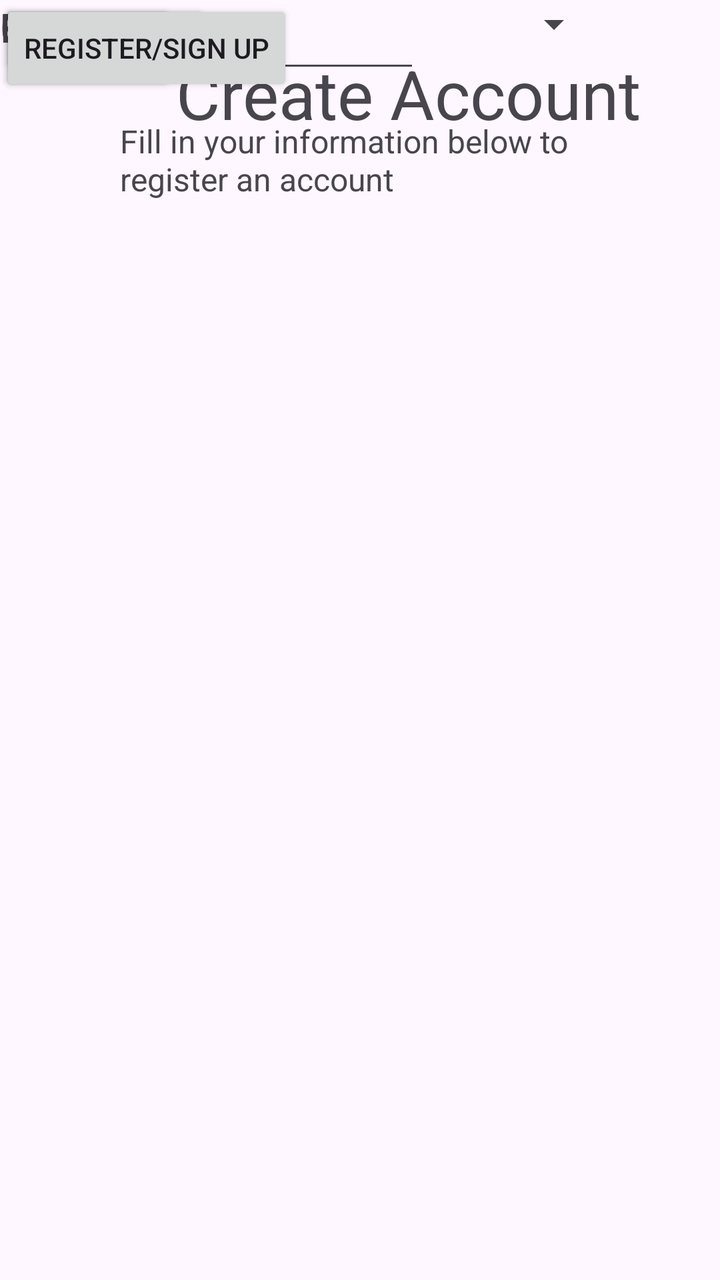
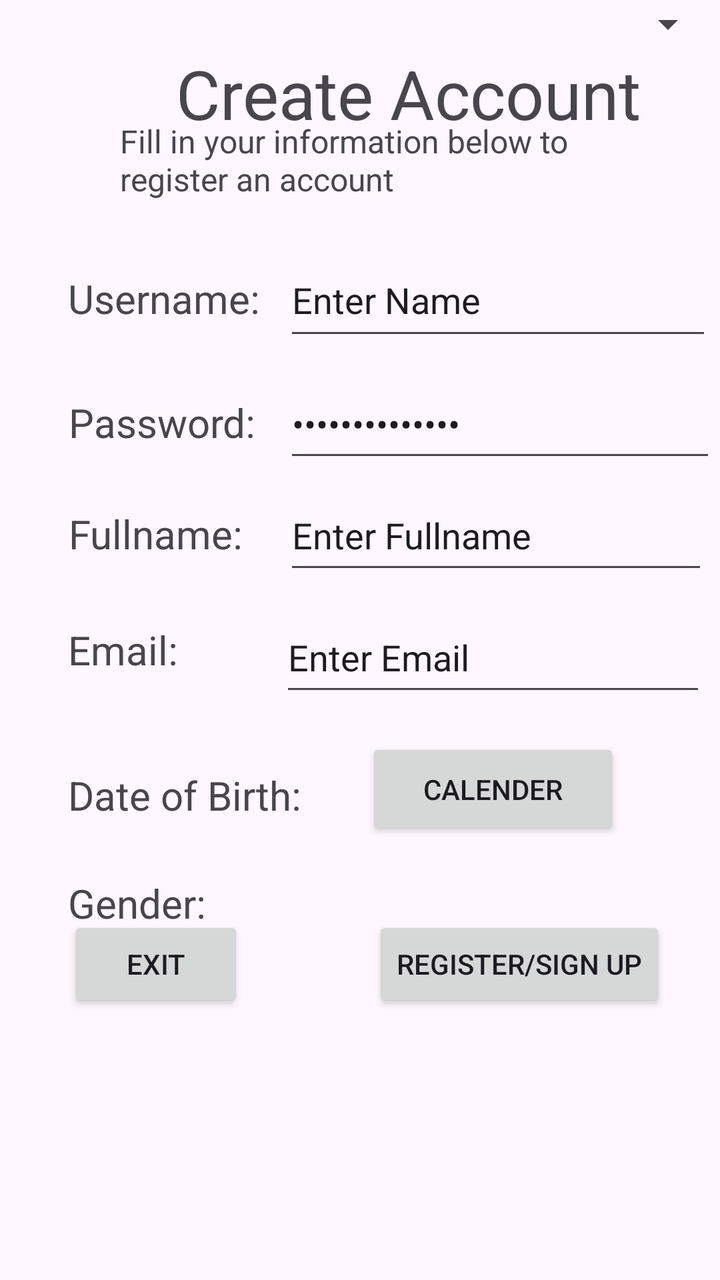

The first picture is an Android layout as it rendered before a commit; the second is the same layout after the commit. The layout source and the unified diff follow.
<!-- AndroidManifest.xml: application theme Theme.API_Integration_V5 -->
<!-- res/layout/fragment_register.xml -->
<?xml version="1.0" encoding="utf-8"?>
<androidx.constraintlayout.widget.ConstraintLayout xmlns:android="http://schemas.android.com/apk/res/android"
    xmlns:app="http://schemas.android.com/apk/res-auto"
    xmlns:tools="http://schemas.android.com/tools"
    android:id="@+id/frameLayout"
    android:layout_width="match_parent"
    android:layout_height="match_parent"
    tools:context=".RegisterFragment">

    <TextView
        android:id="@+id/genderLabel"
        android:layout_width="wrap_content"
        android:layout_height="wrap_content"
        android:text="Gender: "
        android:textSize="20sp"
        tools:layout_editor_absoluteX="34dp"
        tools:layout_editor_absoluteY="424dp" />

    <TextView
        android:id="@+id/birthLabel"
        android:layout_width="wrap_content"
        android:layout_height="wrap_content"
        android:text="Date of Birth:"
        android:textSize="20sp"
        tools:layout_editor_absoluteX="34dp"
        tools:layout_editor_absoluteY="370dp" />

    <TextView
        android:id="@+id/emailLabel"
        android:layout_width="wrap_content"
        android:layout_height="wrap_content"
        android:text="Email:"
        android:textSize="20sp"
        tools:layout_editor_absoluteX="34dp"
        tools:layout_editor_absoluteY="305dp" />

    <TextView
        android:id="@+id/fullnameLabel"
        android:layout_width="wrap_content"
        android:layout_height="wrap_content"
        android:text="Fullname:"
        android:textSize="20sp"
        tools:layout_editor_absoluteX="34dp"
        tools:layout_editor_absoluteY="247dp" />

    <TextView
        android:id="@+id/textView2"
        android:layout_width="wrap_content"
        android:layout_height="wrap_content"
        android:layout_marginStart="88dp"
        android:layout_marginTop="24dp"
        android:text="Create Account"
        android:textSize="34sp"
        app:layout_constraintStart_toStartOf="parent"
        app:layout_constraintTop_toTopOf="parent" />

    <TextView
        android:id="@+id/textView3"
        android:layout_width="250dp"
        android:layout_height="50dp"
        android:text="Fill in your information below to register an account"
        android:textSize="16sp"
        app:layout_constraintBottom_toBottomOf="parent"
        app:layout_constraintEnd_toEndOf="parent"
        app:layout_constraintHorizontal_bias="0.546"
        app:layout_constraintStart_toStartOf="parent"
        app:layout_constraintTop_toTopOf="parent"
        app:layout_constraintVertical_bias="0.101" />

    <TextView
        android:id="@+id/usernameLabel"
        android:layout_width="wrap_content"
        android:layout_height="wrap_content"
        android:text="Username:"
        android:textSize="20sp"
        tools:layout_editor_absoluteX="34dp"
        tools:layout_editor_absoluteY="145dp" />

    <TextView
        android:id="@+id/passwordLabel"
        android:layout_width="wrap_content"
        android:layout_height="wrap_content"
        android:text="Password:"
        android:textSize="20sp"
        tools:layout_editor_absoluteX="34dp"
        tools:layout_editor_absoluteY="199dp" />

    <Button
        android:id="@+id/birthBtn"
        android:layout_width="105dp"
        android:layout_height="39dp"
        android:text="Button"
        tools:layout_editor_absoluteX="191dp"
        tools:layout_editor_absoluteY="361dp" />

    <Spinner
        android:id="@+id/genderSpinner"
        android:layout_width="301dp"
        android:layout_height="wrap_content"
        tools:layout_editor_absoluteX="108dp"
        tools:layout_editor_absoluteY="427dp" />

    <EditText
        android:id="@+id/registerUsernameInput"
        android:layout_width="wrap_content"
        android:layout_height="wrap_content"
        android:ems="10"
        android:inputType="text"
        android:text="Name"
        tools:layout_editor_absoluteX="142dp"
        tools:layout_editor_absoluteY="136dp" />

    <EditText
        android:id="@+id/registerPasswordTextPassword"
        android:layout_width="wrap_content"
        android:layout_height="wrap_content"
        android:ems="10"
        android:inputType="textPassword"
        tools:layout_editor_absoluteX="142dp"
        tools:layout_editor_absoluteY="191dp" />

    <EditText
        android:id="@+id/registerFullnameInput"
        android:layout_width="wrap_content"
        android:layout_height="wrap_content"
        android:ems="10"
        android:inputType="text"
        android:text="Name"
        tools:layout_editor_absoluteX="142dp"
        tools:layout_editor_absoluteY="240dp" />

    <EditText
        android:id="@+id/registerEmailInput"
        android:layout_width="wrap_content"
        android:layout_height="wrap_content"
        android:ems="10"
        android:inputType="text"
        android:text="Name"
        tools:layout_editor_absoluteX="141dp"
        tools:layout_editor_absoluteY="294dp" />

    <Button
        android:id="@+id/exitRegisteBtn"
        android:layout_width="wrap_content"
        android:layout_height="wrap_content"
        android:text="Exit"
        tools:layout_editor_absoluteX="34dp"
        tools:layout_editor_absoluteY="549dp" />

    <Button
        android:id="@+id/registerCompleteBtn"
        android:layout_width="wrap_content"
        android:layout_height="wrap_content"
        android:text="Register/Sign Up"
        tools:layout_editor_absoluteX="229dp"
        tools:layout_editor_absoluteY="549dp" />

</androidx.constraintlayout.widget.ConstraintLayout>
<!-- resources referenced by this layout -->
<resources>
  <style name="Theme.API_Integration_V5" parent="Base.Theme.API_Integration_V5" />
  <style name="Base.Theme.API_Integration_V5" parent="Theme.Material3.DayNight.NoActionBar">
          
          
      </style>
</resources>

<!-- the commit's change to res/layout/fragment_register.xml (unified diff, before → after) -->
@@ -11,28 +11,35 @@
         android:id="@+id/genderLabel"
         android:layout_width="wrap_content"
         android:layout_height="wrap_content"
+        android:layout_marginStart="34dp"
+        android:layout_marginTop="27dp"
         android:text="Gender: "
         android:textSize="20sp"
-        tools:layout_editor_absoluteX="34dp"
-        tools:layout_editor_absoluteY="424dp" />
+        app:layout_constraintEnd_toStartOf="@+id/genderSpinner"
+        app:layout_constraintStart_toStartOf="parent"
+        app:layout_constraintTop_toBottomOf="@+id/birthLabel" />
 
     <TextView
         android:id="@+id/birthLabel"
         android:layout_width="wrap_content"
         android:layout_height="wrap_content"
+        android:layout_marginStart="34dp"
+        android:layout_marginTop="31dp"
         android:text="Date of Birth:"
         android:textSize="20sp"
-        tools:layout_editor_absoluteX="34dp"
-        tools:layout_editor_absoluteY="370dp" />
+        app:layout_constraintStart_toStartOf="parent"
+        app:layout_constraintTop_toBottomOf="@+id/registerEmailInput" />
 
     <TextView
         android:id="@+id/emailLabel"
         android:layout_width="wrap_content"
         android:layout_height="wrap_content"
+        android:layout_marginStart="34dp"
+        android:layout_marginTop="31dp"
         android:text="Email:"
         android:textSize="20sp"
-        tools:layout_editor_absoluteX="34dp"
-        tools:layout_editor_absoluteY="305dp" />
+        app:layout_constraintStart_toStartOf="parent"
+        app:layout_constraintTop_toBottomOf="@+id/fullnameLabel" />
 
     <TextView
         android:id="@+id/fullnameLabel"
@@ -40,8 +47,8 @@
         android:layout_height="wrap_content"
         android:text="Fullname:"
         android:textSize="20sp"
-        tools:layout_editor_absoluteX="34dp"
-        tools:layout_editor_absoluteY="247dp" />
+        app:layout_constraintBaseline_toBaselineOf="@+id/registerFullnameInput"
+        app:layout_constraintStart_toStartOf="@+id/passwordLabel" />
 
     <TextView
         android:id="@+id/textView2"
@@ -71,88 +78,107 @@
         android:id="@+id/usernameLabel"
         android:layout_width="wrap_content"
         android:layout_height="wrap_content"
+        android:layout_marginStart="34dp"
+        android:layout_marginTop="26dp"
         android:text="Username:"
         android:textSize="20sp"
-        tools:layout_editor_absoluteX="34dp"
-        tools:layout_editor_absoluteY="145dp" />
+        app:layout_constraintStart_toStartOf="parent"
+        app:layout_constraintTop_toBottomOf="@+id/textView3" />
 
     <TextView
         android:id="@+id/passwordLabel"
         android:layout_width="wrap_content"
         android:layout_height="wrap_content"
+        android:layout_marginEnd="14dp"
         android:text="Password:"
         android:textSize="20sp"
-        tools:layout_editor_absoluteX="34dp"
-        tools:layout_editor_absoluteY="199dp" />
+        app:layout_constraintBaseline_toBaselineOf="@+id/registerPasswordTextPassword"
+        app:layout_constraintEnd_toStartOf="@+id/registerPasswordTextPassword" />
 
     <Button
         android:id="@+id/birthBtn"
-        android:layout_width="105dp"
-        android:layout_height="39dp"
-        android:text="Button"
-        tools:layout_editor_absoluteX="191dp"
-        tools:layout_editor_absoluteY="361dp" />
+        android:layout_width="127dp"
+        android:layout_height="51dp"
+        android:layout_marginTop="22dp"
+        android:layout_marginBottom="24dp"
+        android:text="Calender"
+        app:layout_constraintBottom_toTopOf="@+id/genderLabel"
+        app:layout_constraintEnd_toEndOf="@+id/registerEmailInput"
+        app:layout_constraintStart_toStartOf="@+id/registerEmailInput"
+        app:layout_constraintTop_toBottomOf="@+id/registerEmailInput" />
 
     <Spinner
         android:id="@+id/genderSpinner"
-        android:layout_width="301dp"
+        android:layout_width="0dp"
         android:layout_height="wrap_content"
-        tools:layout_editor_absoluteX="108dp"
-        tools:layout_editor_absoluteY="427dp" />
+        android:layout_marginEnd="2dp"
+        app:layout_constraintBaseline_toBaselineOf="@+id/genderLabel"
+        app:layout_constraintEnd_toEndOf="parent"
+        app:layout_constraintStart_toEndOf="@+id/genderLabel" />
 
     <EditText
         android:id="@+id/registerUsernameInput"
-        android:layout_width="wrap_content"
-        android:layout_height="wrap_content"
+        android:layout_width="214dp"
+        android:layout_height="53dp"
+        android:layout_marginStart="12dp"
         android:ems="10"
         android:inputType="text"
-        android:text="Name"
-        tools:layout_editor_absoluteX="142dp"
-        tools:layout_editor_absoluteY="136dp" />
+        android:text="Enter Name"
+        app:layout_constraintBaseline_toBaselineOf="@+id/usernameLabel"
+        app:layout_constraintStart_toEndOf="@+id/usernameLabel" />
 
     <EditText
         android:id="@+id/registerPasswordTextPassword"
-        android:layout_width="wrap_content"
-        android:layout_height="wrap_content"
+        android:layout_width="216dp"
+        android:layout_height="51dp"
+        android:layout_marginTop="10dp"
         android:ems="10"
         android:inputType="textPassword"
-        tools:layout_editor_absoluteX="142dp"
-        tools:layout_editor_absoluteY="191dp" />
+        android:text="Enter Password"
+        app:layout_constraintStart_toStartOf="@+id/registerUsernameInput"
+        app:layout_constraintTop_toBottomOf="@+id/registerUsernameInput" />
 
     <EditText
         android:id="@+id/registerFullnameInput"
-        android:layout_width="wrap_content"
-        android:layout_height="wrap_content"
+        android:layout_width="212dp"
+        android:layout_height="52dp"
+        android:layout_marginTop="4dp"
         android:ems="10"
         android:inputType="text"
-        android:text="Name"
-        tools:layout_editor_absoluteX="142dp"
-        tools:layout_editor_absoluteY="240dp" />
+        android:text="Enter Fullname"
+        app:layout_constraintStart_toStartOf="@+id/registerPasswordTextPassword"
+        app:layout_constraintTop_toBottomOf="@+id/registerPasswordTextPassword" />
 
     <EditText
         android:id="@+id/registerEmailInput"
-        android:layout_width="wrap_content"
-        android:layout_height="wrap_content"
+        android:layout_width="213dp"
+        android:layout_height="52dp"
+        android:layout_marginTop="9dp"
+        android:layout_marginEnd="1dp"
         android:ems="10"
         android:inputType="text"
-        android:text="Name"
-        tools:layout_editor_absoluteX="141dp"
-        tools:layout_editor_absoluteY="294dp" />
+        android:text="Enter Email"
+        app:layout_constraintEnd_toEndOf="@+id/registerFullnameInput"
+        app:layout_constraintTop_toBottomOf="@+id/registerFullnameInput" />
 
     <Button
         android:id="@+id/exitRegisteBtn"
         android:layout_width="wrap_content"
         android:layout_height="wrap_content"
+        android:layout_marginStart="34dp"
+        android:layout_marginBottom="134dp"
         android:text="Exit"
-        tools:layout_editor_absoluteX="34dp"
-        tools:layout_editor_absoluteY="549dp" />
+        app:layout_constraintBottom_toBottomOf="parent"
+        app:layout_constraintStart_toStartOf="parent" />
 
     <Button
         android:id="@+id/registerCompleteBtn"
         android:layout_width="wrap_content"
         android:layout_height="wrap_content"
+        android:layout_marginEnd="27dp"
         android:text="Register/Sign Up"
-        tools:layout_editor_absoluteX="229dp"
-        tools:layout_editor_absoluteY="549dp" />
+        app:layout_constraintBottom_toBottomOf="@+id/exitRegisteBtn"
+        app:layout_constraintEnd_toEndOf="parent"
+        app:layout_constraintTop_toTopOf="@+id/exitRegisteBtn" />
 
 </androidx.constraintlayout.widget.ConstraintLayout>
